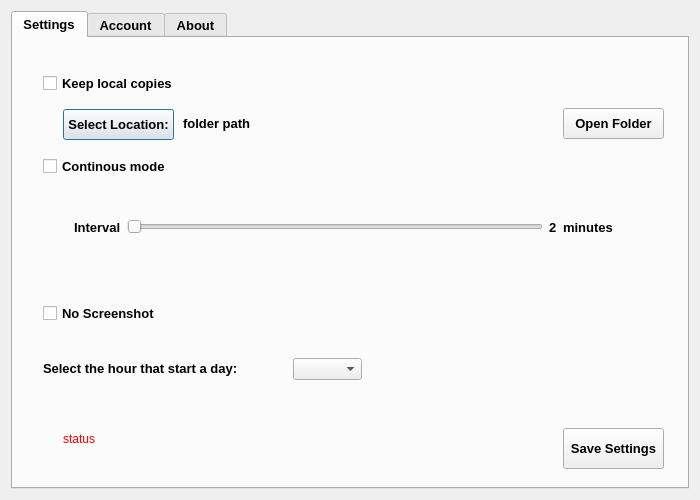
The window that macos/dialog.ui (wensheng/timeout) describes before a commit, drawn with Qt 5.
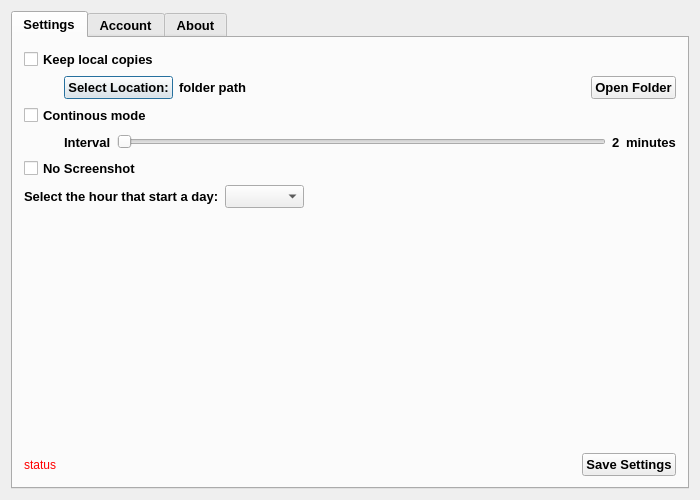
The same window after the commit. The open tabs and pages were chosen to show the change.

Commit message: macos layout

Diff of the .ui file:
```diff
--- a/macos/dialog.ui
+++ b/macos/dialog.ui
@@ -10,43 +10,6 @@
     <height>500</height>
    </rect>
   </property>
-  <property name="palette">
-   <palette>
-    <active>
-     <colorrole role="WindowText">
-      <brush brushstyle="SolidPattern">
-       <color alpha="255">
-        <red>0</red>
-        <green>0</green>
-        <blue>0</blue>
-       </color>
-      </brush>
-     </colorrole>
-    </active>
-    <inactive>
-     <colorrole role="WindowText">
-      <brush brushstyle="SolidPattern">
-       <color alpha="255">
-        <red>0</red>
-        <green>0</green>
-        <blue>0</blue>
-       </color>
-      </brush>
-     </colorrole>
-    </inactive>
-    <disabled>
-     <colorrole role="WindowText">
-      <brush brushstyle="SolidPattern">
-       <color alpha="255">
-        <red>120</red>
-        <green>120</green>
-        <blue>120</blue>
-       </color>
-      </brush>
-     </colorrole>
-    </disabled>
-   </palette>
-  </property>
   <property name="font">
    <font>
     <family>Tahoma</family>
@@ -58,9 +21,15 @@
   <property name="windowTitle">
    <string>TMController</string>
   </property>
+  <property name="styleSheet">
+   <string notr="true"/>
+  </property>
   <layout class="QHBoxLayout" name="horizontalLayout_5">
    <item>
     <widget class="QTabWidget" name="tabWidget">
+     <property name="styleSheet">
+      <string notr="true"/>
+     </property>
      <property name="currentIndex">
       <number>2</number>
      </property>
@@ -68,81 +37,86 @@
       <attribute name="title">
        <string>Settings</string>
       </attribute>
-      <widget class="QCheckBox" name="noScreenshotCheckBox">
-       <property name="geometry">
-        <rect>
-         <x>30</x>
-         <y>260</y>
-         <width>211</width>
-         <height>31</height>
-        </rect>
-       </property>
-       <property name="text">
-        <string>No Screenshot</string>
-       </property>
-      </widget>
+      <layout class="QVBoxLayout" name="verticalLayout">
+       <item>
       <widget class="QCheckBox" name="keepLocalCheckBox">
-       <property name="geometry">
-        <rect>
-         <x>30</x>
-         <y>30</y>
-         <width>181</width>
-         <height>31</height>
-        </rect>
-       </property>
        <property name="text">
         <string>Keep local copies</string>
        </property>
       </widget>
+       </item>
+       <item>
+        <layout class="QHBoxLayout" name="horizontalLayout_6">
+         <item>
+          <spacer name="horizontalSpacer_2">
+           <property name="orientation">
+            <enum>Qt::Horizontal</enum>
+           </property>
+           <property name="sizeType">
+            <enum>QSizePolicy::Fixed</enum>
+           </property>
+           <property name="sizeHint" stdset="0">
+            <size>
+             <width>40</width>
+             <height>20</height>
+            </size>
+           </property>
+          </spacer>
+         </item>
+         <item>
       <widget class="QPushButton" name="selectLocationPushButton">
-       <property name="geometry">
-        <rect>
-         <x>50</x>
-         <y>71</y>
-         <width>111</width>
-         <height>31</height>
-        </rect>
-       </property>
        <property name="text">
         <string>Select Location:</string>
        </property>
       </widget>
+         </item>
+         <item>
       <widget class="QLabel" name="folderPath">
-       <property name="geometry">
-        <rect>
-         <x>170</x>
-         <y>70</y>
-         <width>361</width>
-         <height>31</height>
-        </rect>
+           <property name="sizePolicy">
+            <sizepolicy hsizetype="Expanding" vsizetype="Preferred">
+             <horstretch>0</horstretch>
+             <verstretch>0</verstretch>
+            </sizepolicy>
        </property>
        <property name="text">
         <string>folder path</string>
        </property>
       </widget>
+         </item>
+         <item>
+          <widget class="QPushButton" name="openFolderPushButton">
+           <property name="text">
+            <string>Open Folder</string>
+           </property>
+          </widget>
+         </item>
+        </layout>
+       </item>
+       <item>
       <widget class="QCheckBox" name="continuousCheckBox">
-       <property name="geometry">
-        <rect>
-         <x>30</x>
-         <y>120</y>
-         <width>161</width>
-         <height>17</height>
-        </rect>
-       </property>
        <property name="text">
         <string>Continous mode</string>
        </property>
       </widget>
-      <widget class="QWidget" name="horizontalLayoutWidget">
-       <property name="geometry">
-        <rect>
-         <x>50</x>
-         <y>150</y>
-         <width>561</width>
-         <height>78</height>
-        </rect>
-       </property>
+       </item>
+       <item>
        <layout class="QHBoxLayout" name="horizontalLayout_4">
+         <item>
+          <spacer name="horizontalSpacer_3">
+           <property name="orientation">
+            <enum>Qt::Horizontal</enum>
+           </property>
+           <property name="sizeType">
+            <enum>QSizePolicy::Fixed</enum>
+           </property>
+           <property name="sizeHint" stdset="0">
+            <size>
+             <width>40</width>
+             <height>20</height>
+            </size>
+           </property>
+          </spacer>
+         </item>
         <item>
          <widget class="QLabel" name="label_6">
           <property name="text">
@@ -181,75 +155,93 @@
          </widget>
         </item>
        </layout>
-      </widget>
-      <widget class="QPushButton" name="screenshotSettingsOKButton">
-       <property name="geometry">
-        <rect>
-         <x>550</x>
-         <y>390</y>
-         <width>101</width>
-         <height>41</height>
-        </rect>
-       </property>
+       </item>
+       <item>
+        <widget class="QCheckBox" name="noScreenshotCheckBox">
        <property name="text">
-        <string>Save Settings</string>
-       </property>
-      </widget>
-      <widget class="QLabel" name="screenshotSettingsLabel">
-       <property name="geometry">
-        <rect>
-         <x>50</x>
-         <y>370</y>
-         <width>461</width>
-         <height>61</height>
-        </rect>
-       </property>
-       <property name="styleSheet">
-        <string notr="true">color:rgb(255, 0, 0);</string>
-       </property>
+          <string>No Screenshot</string>
+         </property>
+        </widget>
+       </item>
+       <item>
+        <layout class="QHBoxLayout" name="horizontalLayout_7">
+         <item>
+          <widget class="QLabel" name="label_8">
        <property name="text">
-        <string>status</string>
-       </property>
-      </widget>
-      <widget class="QPushButton" name="openFolderPushButton">
-       <property name="geometry">
-        <rect>
-         <x>550</x>
-         <y>70</y>
-         <width>101</width>
-         <height>31</height>
-        </rect>
-       </property>
-       <property name="text">
-        <string>Open Folder</string>
-       </property>
-      </widget>
+            <string>Select the hour that start a day:</string>
+           </property>
+          </widget>
+         </item>
+         <item>
       <widget class="QComboBox" name="startHourComboBox">
-       <property name="geometry">
-        <rect>
-         <x>280</x>
-         <y>320</y>
-         <width>69</width>
-         <height>22</height>
-        </rect>
-       </property>
        <property name="currentText">
         <string/>
        </property>
       </widget>
-      <widget class="QLabel" name="label_8">
-       <property name="geometry">
-        <rect>
-         <x>30</x>
-         <y>320</y>
-         <width>231</width>
-         <height>21</height>
-        </rect>
-       </property>
+         </item>
+         <item>
+          <spacer name="horizontalSpacer_4">
+           <property name="orientation">
+            <enum>Qt::Horizontal</enum>
+           </property>
+           <property name="sizeHint" stdset="0">
+            <size>
+             <width>40</width>
+             <height>20</height>
+            </size>
+           </property>
+          </spacer>
+         </item>
+        </layout>
+       </item>
+       <item>
+        <spacer name="verticalSpacer">
+         <property name="orientation">
+          <enum>Qt::Vertical</enum>
+         </property>
+         <property name="sizeHint" stdset="0">
+          <size>
+           <width>20</width>
+           <height>40</height>
+          </size>
+         </property>
+        </spacer>
+       </item>
+       <item>
+        <layout class="QHBoxLayout" name="horizontalLayout_8">
+         <item>
+          <widget class="QLabel" name="screenshotSettingsLabel">
+           <property name="styleSheet">
+            <string notr="true">color:rgb(255, 0, 0);</string>
+           </property>
        <property name="text">
-        <string>Select the hour that start a day:</string>
-       </property>
-      </widget>
+            <string>status</string>
+           </property>
+          </widget>
+         </item>
+         <item>
+          <spacer name="horizontalSpacer">
+           <property name="orientation">
+            <enum>Qt::Horizontal</enum>
+           </property>
+           <property name="sizeHint" stdset="0">
+            <size>
+             <width>40</width>
+             <height>20</height>
+            </size>
+           </property>
+          </spacer>
+         </item>
+         <item>
+          <widget class="QPushButton" name="screenshotSettingsOKButton">
+           <property name="text">
+            <string>Save Settings</string>
+           </property>
+          </widget>
+         </item>
+        </layout>
+       </item>
+      </layout>
      </widget>
      <widget class="QWidget" name="tab">
       <attribute name="title">
```
Left out of the diff: 253 changed lines with no effect on the pictures. Lines whose indentation alone changed are shown as unchanged. The commit also changes 1 other file.
